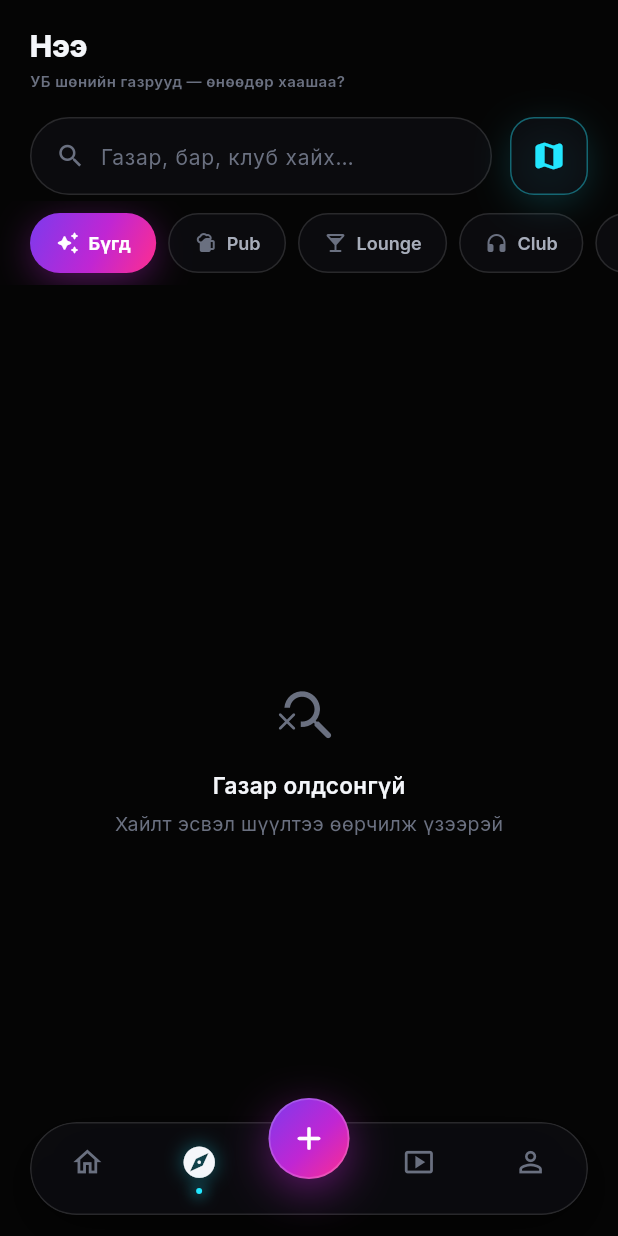
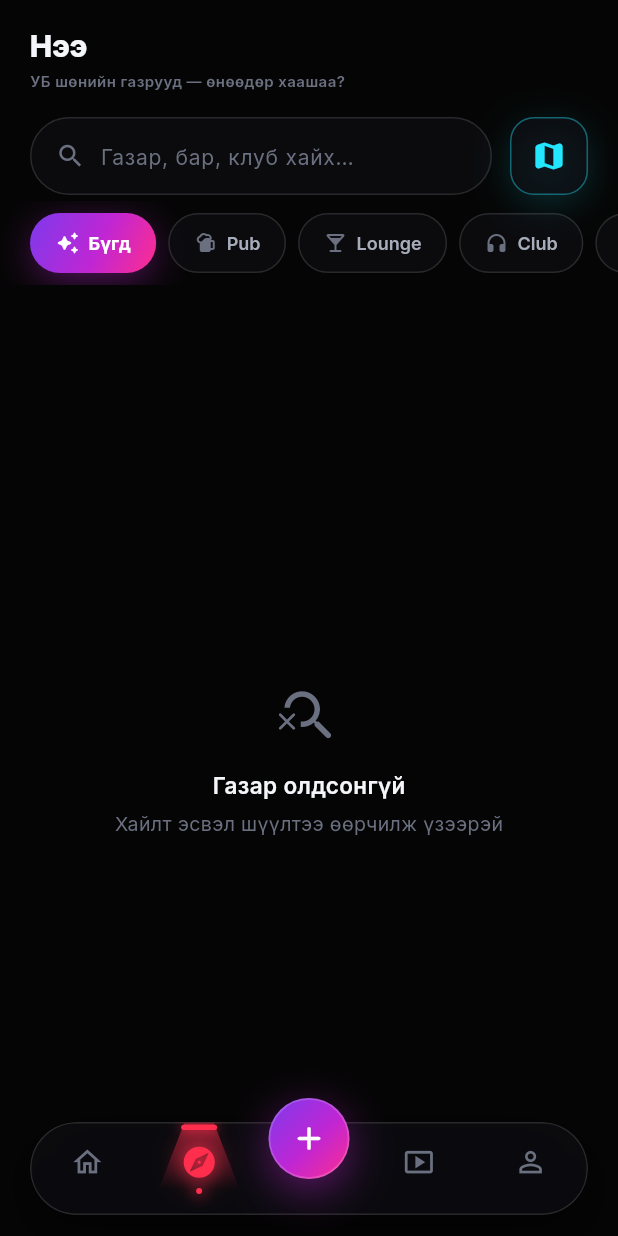
Before and after one commit to danzkaravjaa23-svg/night-owl, a Flutter app: the MainShell screen opened directly with empty values, item 2 of the bottom bar chosen, on a phone screen of 412 x 824 dp. Run offline on Flutter 3.47's test engine with Material 3 defaults, Android fonts, the phone set to English and light mode, and no system bars; our stand-ins replace cached_network_image, device_preview, flutter_riverpod, flutter_svg, go_router, google_fonts and 6 more; missing offline and left inert: dart:html, dart:js_interop, dart:ui_web; accounts and stored records are empty; network calls fail.

Commit message:
Nav: улаан spotlight beam анимацийг буцаав (амьсгалдаг glow, төвийн FAB хэвээр)
Co-Authored-By: Claude Fable 5.1 <noreply@anthropic.com>

```diff
--- a/lib/features/shell/main_shell.dart
+++ b/lib/features/shell/main_shell.dart
@@ -98,7 +98,9 @@ class _BottomNav extends ConsumerWidget {
                         borderRadius: BorderRadius.circular(31),
                         border: Border.all(color: AppColors.hairline, width: 1),
                       ),
-                      child: Row(children: [
+                      child: Row(
+                        crossAxisAlignment: CrossAxisAlignment.stretch,
+                        children: [
                         _NavItem(
                           icon: Icons.home_outlined, activeIcon: Icons.home,
                           label: 'Feed', isActive: currentIndex == 0,
@@ -227,7 +229,10 @@ class _BottomNav extends ConsumerWidget {
 
 /// Tab — filled icon + доор нь 4px cyan glow цэг (label-гүй template хэлбэр).
 /// label нь Semantics/Tooltip-д үлдэнэ — хүртээмж хэвээр.
-class _NavItem extends StatelessWidget {
+// Идэвхтэй tab-ийн улаан гэрэл (spotlight) — хэрэглэгчийн дуртай дизайнаас буцаав
+const Color _navActiveRed = Color(0xFFFF2E4D);
+
+class _NavItem extends StatefulWidget {
   final IconData icon;
   final IconData activeIcon;
   final String label;
@@ -241,46 +246,107 @@ class _NavItem extends StatelessWidget {
     required this.label,
     required this.isActive,
     required this.onTap,
-  }) : badge = 0;
+    // ignore: unused_element_parameter — badge stream-ээс ирэх утга хожим холбогдоно
+    this.badge = 0,
+  });
+
+  @override
+  State<_NavItem> createState() => _NavItemState();
+}
+
+class _NavItemState extends State<_NavItem>
+    with SingleTickerProviderStateMixin {
+  // Улаан гэрлийн "амьсгал" — зөвхөн идэвхтэй tab дээр давтагдана (CPU хэмнэнэ)
+  late final AnimationController _pulse = AnimationController(
+      vsync: this, duration: const Duration(milliseconds: 1400));
+
+  @override
+  void initState() {
+    super.initState();
+    if (widget.isActive) _pulse.repeat(reverse: true);
+  }
+
+  @override
+  void didUpdateWidget(_NavItem old) {
+    super.didUpdateWidget(old);
+    if (widget.isActive && !_pulse.isAnimating) _pulse.repeat(reverse: true);
+    if (!widget.isActive && _pulse.isAnimating) _pulse.stop();
+  }
+
+  @override
+  void dispose() {
+    _pulse.dispose();
+    super.dispose();
+  }
 
   @override
   Widget build(BuildContext context) {
-    final iconData = isActive ? activeIcon : icon;
+    final active = widget.isActive;
+    final iconData = active ? widget.activeIcon : widget.icon;
     return Expanded(
       child: Semantics(
-        label: label,
+        label: widget.label,
         button: true,
-        selected: isActive,
+        selected: active,
         child: Tooltip(
-          message: label,
+          message: widget.label,
           waitDuration: const Duration(milliseconds: 600),
           child: MouseRegion(
             cursor: SystemMouseCursors.click,
             child: GestureDetector(
-              onTap: onTap,
+              onTap: widget.onTap,
               behavior: HitTestBehavior.opaque,
-              child: Column(
+              child: Stack(
+                alignment: Alignment.center,
+                children: [
+                  // ── Дээрээс тусах улаан туяа — солигдоход зөөлөн асч, амьсгална ──
+                  Positioned(
+                    top: 0, left: 0, right: 0,
+                    child: IgnorePointer(
+                      child: AnimatedOpacity(
+                        opacity: active ? 1 : 0,
+                        duration: const Duration(milliseconds: 260),
+                        curve: Curves.easeOut,
+                        child: AnimatedBuilder(
+                          animation: _pulse,
+                          builder: (_, __) => CustomPaint(
+                            size: const Size(double.infinity, 44),
+                            painter: _BeamPainter(_navActiveRed,
+                                intensity: 0.7 + 0.3 * _pulse.value),
+                          ),
+                        ),
+                      ),
+                    ),
+                  ),
+                  Column(
                     mainAxisAlignment: MainAxisAlignment.center,
                     children: [
-                  // Идэвхтэй icon томорч "сэргэх" — идэвхгүй нь жаахан жижиг
+                      // Идэвхтэй icon томорч "сэргэх" + улаан амьсгалдаг glow
                       AnimatedScale(
-                    scale: isActive ? 1.0 : 0.9,
+                        scale: active ? 1.0 : 0.9,
                         duration: const Duration(milliseconds: 200),
                         curve: Curves.easeOut,
                         child: Stack(clipBehavior: Clip.none, children: [
-                      Icon(iconData, size: 25,
-                          color: isActive
-                              ? AppColors.textPrimary
+                          AnimatedBuilder(
+                            animation: _pulse,
+                            builder: (_, __) => Icon(iconData, size: 25,
+                                color: active
+                                    ? _navActiveRed
                                     : AppColors.textTertiary,
-                          shadows: isActive
+                                shadows: active
                                     ? [
                                         Shadow(
-                                      color: AppColors.neonCyan
-                                          .withValues(alpha: 0.45),
+                                            color: _navActiveRed.withValues(
+                                                alpha: 0.65 + 0.3 * _pulse.value),
                                             blurRadius: 16),
+                                        Shadow(
+                                            color: _navActiveRed.withValues(
+                                                alpha: 0.3 + 0.2 * _pulse.value),
+                                            blurRadius: 28),
                                       ]
                                     : null),
-                      if (badge > 0)
+                          ),
+                          if (widget.badge > 0)
                             Positioned(
                               top: -4, right: -8,
                               child: Container(
@@ -293,7 +359,7 @@ class _NavItem extends StatelessWidget {
                                       color: AppColors.bgElevated, width: 1.5),
                                 ),
                                 child: Text(
-                              badge > 99 ? '99+' : '$badge',
+                                  widget.badge > 99 ? '99+' : '${widget.badge}',
                                   style: const TextStyle(
                                     color: Colors.white,
                                     fontSize: 9,
@@ -305,25 +371,24 @@ class _NavItem extends StatelessWidget {
                         ]),
                       ),
                       const SizedBox(height: 5),
-                  // ── 4px cyan glow цэг — идэвхтэй tab-ийн индикатор ──
+                      // ── 4px улаан glow цэг — идэвхтэй tab-ийн индикатор ──
                       AnimatedContainer(
                         duration: const Duration(milliseconds: 200),
                         curve: Curves.easeOut,
                         width: 4, height: 4,
                         decoration: BoxDecoration(
                           shape: BoxShape.circle,
-                      color: isActive
-                          ? AppColors.neonCyan
-                          : Colors.transparent,
-                      boxShadow: isActive
+                          color: active ? _navActiveRed : Colors.transparent,
+                          boxShadow: active
                               ? [
                                   BoxShadow(
-                                  color: AppColors.neonCyan
-                                      .withValues(alpha: 0.85),
+                                      color: _navActiveRed.withValues(alpha: 0.85),
                                       blurRadius: 8, spreadRadius: 1),
                                 ]
                               : const [],
                         ),
+                      ),
+                    ],
                   ),
                 ],
               ),
@@ -335,7 +400,42 @@ class _NavItem extends StatelessWidget {
   }
 }
 
-/// Төв CREATE FAB — 54px gradient дугуй, хүчтэй неон glow, дарахад агшина.
+/// Дээрээс тусах конус хэлбэрийн улаан гэрэл (дээр нарийн, доош өргөн)
+class _BeamPainter extends CustomPainter {
+  final Color color;
+  final double intensity; // 0..1 — амьсгалын тодрол
+  const _BeamPainter(this.color, {this.intensity = 1});
+
+  @override
+  void paint(Canvas canvas, Size size) {
+    final w = size.width, h = size.height, cx = w / 2;
+    const topHalf = 10.0, botHalf = 27.0;
+    final path = Path()
+      ..moveTo(cx - topHalf, 0)
+      ..lineTo(cx + topHalf, 0)
+      ..lineTo(cx + botHalf, h)
+      ..lineTo(cx - botHalf, h)
+      ..close();
+    final shader = LinearGradient(
+      begin: Alignment.topCenter, end: Alignment.bottomCenter,
+      colors: [color.withValues(alpha: 0.55 * intensity), color.withValues(alpha: 0.0)],
+    ).createShader(Rect.fromLTWH(0, 0, w, h));
+    canvas.drawPath(path, Paint()..shader = shader);
+    // Гэрлийн эх — дээд ирмэг дээрх тод улаан зураас + glow
+    final notch = RRect.fromRectAndRadius(
+      Rect.fromCenter(center: Offset(cx, 2.5), width: topHalf * 2.4, height: 3.5),
+      const Radius.circular(2));
+    canvas.drawRRect(notch, Paint()
+      ..color = color.withValues(alpha: intensity)
+      ..maskFilter = const MaskFilter.blur(BlurStyle.normal, 4));
+    canvas.drawRRect(notch, Paint()..color = color);
+  }
+
+  @override
+  bool shouldRepaint(covariant _BeamPainter old) =>
+      old.color != color || old.intensity != intensity;
+}
+
 class _CreateFab extends StatefulWidget {
   final VoidCallback onTap;
   const _CreateFab({required this.onTap});
```
Lines whose indentation alone changed are shown as unchanged.
